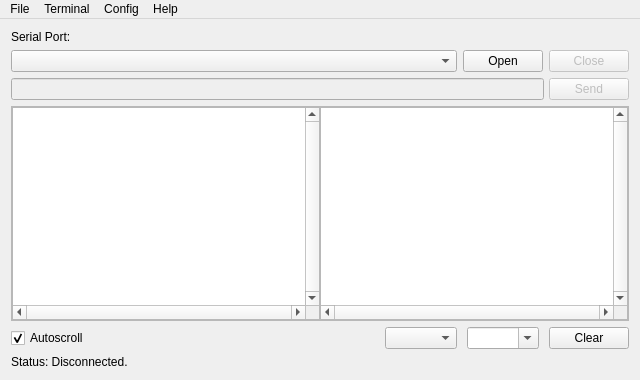
The window that SUSTerm/mainwindow.ui (J-Rios/SUSTerm) describes before a commit, drawn with Qt 5.
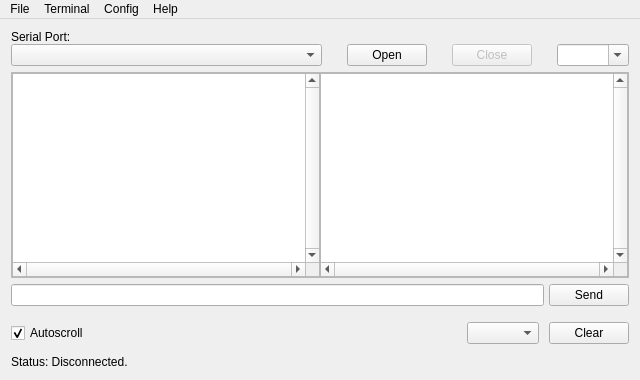
The same window after the commit.

Commit message: GUI modifified. Send box at bottom and bauds box at top.

Patch:
```diff
--- a/SUSTerm/mainwindow.ui
+++ b/SUSTerm/mainwindow.ui
@@ -44,7 +44,13 @@
    <layout class="QVBoxLayout" name="verticalLayout">
     <item>
      <layout class="QGridLayout" name="gridLayout">
-      <item row="1" column="5">
+      <property name="horizontalSpacing">
+       <number>25</number>
+      </property>
+      <property name="verticalSpacing">
+       <number>0</number>
+      </property>
+      <item row="3" column="5">
        <widget class="QPushButton" name="pushButton_close">
         <property name="enabled">
          <bool>false</bool>
@@ -63,7 +69,7 @@
         </property>
        </widget>
       </item>
-      <item row="1" column="4">
+      <item row="3" column="4">
        <widget class="QPushButton" name="pushButton_open">
         <property name="sizePolicy">
          <sizepolicy hsizetype="Fixed" vsizetype="Fixed">
@@ -79,7 +85,54 @@
         </property>
        </widget>
       </item>
-      <item row="1" column="0" colspan="3">
+      <item row="0" column="0">
+       <widget class="QLabel" name="label_serialPort">
+        <property name="sizePolicy">
+         <sizepolicy hsizetype="Fixed" vsizetype="Fixed">
+          <horstretch>0</horstretch>
+          <verstretch>0</verstretch>
+         </sizepolicy>
+        </property>
+        <property name="layoutDirection">
+         <enum>Qt::LeftToRight</enum>
+        </property>
+        <property name="locale">
+         <locale language="English" country="UnitedStates"/>
+        </property>
+        <property name="text">
+         <string>Serial Port:</string>
+        </property>
+        <property name="alignment">
+         <set>Qt::AlignLeading|Qt::AlignLeft|Qt::AlignVCenter</set>
+        </property>
+       </widget>
+      </item>
+      <item row="3" column="6">
+       <widget class="QComboBox" name="comboBox_bauds">
+        <property name="sizePolicy">
+         <sizepolicy hsizetype="Fixed" vsizetype="Fixed">
+          <horstretch>0</horstretch>
+          <verstretch>0</verstretch>
+         </sizepolicy>
+        </property>
+        <property name="layoutDirection">
+         <enum>Qt::LeftToRight</enum>
+        </property>
+        <property name="editable">
+         <bool>true</bool>
+        </property>
+        <property name="currentText">
+         <string/>
+        </property>
+        <property name="maxVisibleItems">
+         <number>10</number>
+        </property>
+        <property name="sizeAdjustPolicy">
+         <enum>QComboBox::AdjustToContents</enum>
+        </property>
+       </widget>
+      </item>
+      <item row="3" column="0" colspan="2">
        <widget class="QComboBox" name="comboBox_SerialPort">
         <property name="enabled">
          <bool>true</bool>
@@ -113,88 +166,6 @@
         </property>
        </widget>
       </item>
-      <item row="0" column="0">
-       <widget class="QLabel" name="label_serialPort">
-        <property name="sizePolicy">
-         <sizepolicy hsizetype="Fixed" vsizetype="Fixed">
-          <horstretch>0</horstretch>
-          <verstretch>0</verstretch>
-         </sizepolicy>
-        </property>
-        <property name="layoutDirection">
-         <enum>Qt::LeftToRight</enum>
-        </property>
-        <property name="locale">
-         <locale language="English" country="UnitedStates"/>
-        </property>
-        <property name="text">
-         <string>Serial Port:</string>
-        </property>
-        <property name="alignment">
-         <set>Qt::AlignLeading|Qt::AlignLeft|Qt::AlignVCenter</set>
-        </property>
-       </widget>
-      </item>
-     </layout>
-    </item>
-    <item>
-     <layout class="QHBoxLayout" name="horizontalLayout_3">
-      <property name="spacing">
-       <number>5</number>
-      </property>
-      <item>
-       <widget class="QLineEdit" name="lineEdit_toSend">
-        <property name="enabled">
-         <bool>false</bool>
-        </property>
-        <property name="sizePolicy">
-         <sizepolicy hsizetype="Expanding" vsizetype="Fixed">
-          <horstretch>0</horstretch>
-          <verstretch>0</verstretch>
-         </sizepolicy>
-        </property>
-        <property name="minimumSize">
-         <size>
-          <width>0</width>
-          <height>0</height>
-         </size>
-        </property>
-        <property name="sizeIncrement">
-         <size>
-          <width>0</width>
-          <height>0</height>
-         </size>
-        </property>
-        <property name="locale">
-         <locale language="English" country="UnitedStates"/>
-        </property>
-        <property name="alignment">
-         <set>Qt::AlignLeading|Qt::AlignLeft|Qt::AlignVCenter</set>
-        </property>
-       </widget>
-      </item>
-      <item>
-       <widget class="QPushButton" name="pushButton_send">
-        <property name="enabled">
-         <bool>false</bool>
-        </property>
-        <property name="sizePolicy">
-         <sizepolicy hsizetype="Fixed" vsizetype="Fixed">
-          <horstretch>0</horstretch>
-          <verstretch>0</verstretch>
-         </sizepolicy>
-        </property>
-        <property name="layoutDirection">
-         <enum>Qt::LeftToRight</enum>
-        </property>
-        <property name="locale">
-         <locale language="English" country="UnitedStates"/>
-        </property>
-        <property name="text">
-         <string>Send</string>
-        </property>
-       </widget>
-      </item>
      </layout>
     </item>
     <item>
@@ -231,8 +202,8 @@
         <rect>
          <x>0</x>
          <y>0</y>
-         <width>616</width>
-         <height>179</height>
+         <width>620</width>
+         <height>174</height>
         </rect>
        </property>
        <property name="sizePolicy">
@@ -304,8 +275,8 @@
              <string>&lt;!DOCTYPE HTML PUBLIC &quot;-//W3C//DTD HTML 4.0//EN&quot; &quot;http://www.w3.org/TR/REC-html40/strict.dtd&quot;&gt;
 &lt;html&gt;&lt;head&gt;&lt;meta name=&quot;qrichtext&quot; content=&quot;1&quot; /&gt;&lt;style type=&quot;text/css&quot;&gt;
 p, li { white-space: pre-wrap; }
-&lt;/style&gt;&lt;/head&gt;&lt;body style=&quot; font-family:'MS Shell Dlg 2'; font-size:7.8pt; font-weight:400; font-style:normal;&quot;&gt;
-&lt;p style=&quot;-qt-paragraph-type:empty; margin-top:0px; margin-bottom:0px; margin-left:0px; margin-right:0px; -qt-block-indent:0; text-indent:0px;&quot;&gt;&lt;br /&gt;&lt;/p&gt;&lt;/body&gt;&lt;/html&gt;</string>
+&lt;/style&gt;&lt;/head&gt;&lt;body style=&quot; font-family:'MS Shell Dlg 2'; font-size:11pt; font-weight:400; font-style:normal;&quot;&gt;
+&lt;p style=&quot;-qt-paragraph-type:empty; margin-top:0px; margin-bottom:0px; margin-left:0px; margin-right:0px; -qt-block-indent:0; text-indent:0px; font-size:7.8pt;&quot;&gt;&lt;br /&gt;&lt;/p&gt;&lt;/body&gt;&lt;/html&gt;</string>
             </property>
             <property name="acceptRichText">
              <bool>true</bool>
@@ -400,6 +371,82 @@
       </widget>
      </widget>
     </item>
+    <item>
+     <layout class="QHBoxLayout" name="horizontalLayout_3">
+      <property name="spacing">
+       <number>5</number>
+      </property>
+      <item>
+       <widget class="QLineEdit" name="lineEdit_toSend">
+        <property name="enabled">
+         <bool>true</bool>
+        </property>
+        <property name="sizePolicy">
+         <sizepolicy hsizetype="Expanding" vsizetype="Fixed">
+          <horstretch>0</horstretch>
+          <verstretch>0</verstretch>
+         </sizepolicy>
+        </property>
+        <property name="minimumSize">
+         <size>
+          <width>0</width>
+          <height>0</height>
+         </size>
+        </property>
+        <property name="sizeIncrement">
+         <size>
+          <width>0</width>
+          <height>0</height>
+         </size>
+        </property>
+        <property name="locale">
+         <locale language="English" country="UnitedStates"/>
+        </property>
+        <property name="alignment">
+         <set>Qt::AlignLeading|Qt::AlignLeft|Qt::AlignVCenter</set>
+        </property>
+       </widget>
+      </item>
+      <item>
+       <widget class="QPushButton" name="pushButton_send">
+        <property name="enabled">
+         <bool>true</bool>
+        </property>
+        <property name="sizePolicy">
+         <sizepolicy hsizetype="Fixed" vsizetype="Fixed">
+          <horstretch>0</horstretch>
+          <verstretch>0</verstretch>
+         </sizepolicy>
+        </property>
+        <property name="layoutDirection">
+         <enum>Qt::LeftToRight</enum>
+        </property>
+        <property name="locale">
+         <locale language="English" country="UnitedStates"/>
+        </property>
+        <property name="text">
+         <string>Send</string>
+        </property>
+       </widget>
+      </item>
+     </layout>
+    </item>
+    <item>
+     <spacer name="verticalSpacer">
+      <property name="orientation">
+       <enum>Qt::Vertical</enum>
+      </property>
+      <property name="sizeType">
+       <enum>QSizePolicy::Fixed</enum>
+      </property>
+      <property name="sizeHint" stdset="0">
+       <size>
+        <width>20</width>
+        <height>10</height>
+       </size>
+      </property>
+     </spacer>
+    </item>
     <item>
      <layout class="QHBoxLayout" name="horizontalLayout_4">
       <property name="spacing">
@@ -474,31 +521,6 @@
         </property>
        </widget>
       </item>
-      <item>
-       <widget class="QComboBox" name="comboBox_bauds">
-        <property name="sizePolicy">
-         <sizepolicy hsizetype="Fixed" vsizetype="Fixed">
-          <horstretch>0</horstretch>
-          <verstretch>0</verstretch>
-         </sizepolicy>
-        </property>
-        <property name="layoutDirection">
-         <enum>Qt::LeftToRight</enum>
-        </property>
-        <property name="editable">
-         <bool>true</bool>
-        </property>
-        <property name="currentText">
-         <string/>
-        </property>
-        <property name="maxVisibleItems">
-         <number>10</number>
-        </property>
-        <property name="sizeAdjustPolicy">
-         <enum>QComboBox::AdjustToContents</enum>
-        </property>
-       </widget>
-      </item>
       <item>
        <widget class="QPushButton" name="pushButton_clear">
         <property name="enabled">
@@ -520,6 +542,22 @@
       </item>
      </layout>
     </item>
+    <item>
+     <spacer name="verticalSpacer_2">
+      <property name="orientation">
+       <enum>Qt::Vertical</enum>
+      </property>
+      <property name="sizeType">
+       <enum>QSizePolicy::Fixed</enum>
+      </property>
+      <property name="sizeHint" stdset="0">
+       <size>
+        <width>20</width>
+        <height>5</height>
+       </size>
+      </property>
+     </spacer>
+    </item>
     <item>
      <widget class="QLabel" name="label_status">
       <property name="sizePolicy">
```
Left out of the diff: 3 changed lines with no effect on the pictures.
